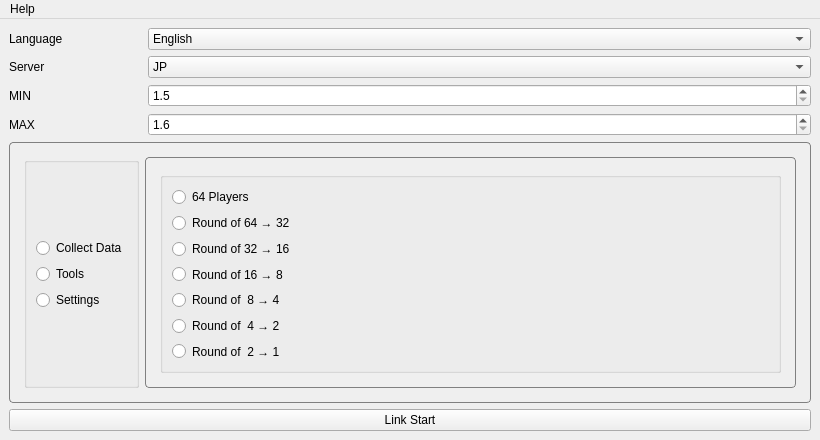
Old version of the form src/ui/design/main.ui in the repository iBakuman/nikke-data-collector.
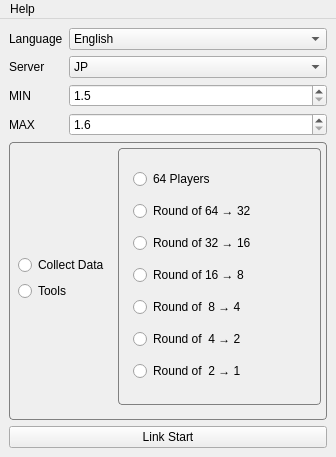
New version of the form.

```diff
--- a/src/ui/design/main.ui
+++ b/src/ui/design/main.ui
@@ -6,20 +6,20 @@
    <rect>
     <x>0</x>
     <y>0</y>
-    <width>820</width>
-    <height>440</height>
+    <width>336</width>
+    <height>457</height>
    </rect>
   </property>
   <property name="sizePolicy">
-   <sizepolicy hsizetype="Preferred" vsizetype="Preferred">
+   <sizepolicy hsizetype="Expanding" vsizetype="Expanding">
     <horstretch>0</horstretch>
     <verstretch>0</verstretch>
    </sizepolicy>
   </property>
   <property name="minimumSize">
    <size>
-    <width>330</width>
-    <height>440</height>
+    <width>0</width>
+    <height>0</height>
    </size>
   </property>
   <property name="maximumSize">
@@ -35,9 +35,21 @@
    <property name="enabled">
     <bool>true</bool>
    </property>
+   <property name="sizePolicy">
+    <sizepolicy hsizetype="Expanding" vsizetype="Expanding">
+     <horstretch>0</horstretch>
+     <verstretch>0</verstretch>
+    </sizepolicy>
+   </property>
+   <property name="minimumSize">
+    <size>
+     <width>0</width>
+     <height>0</height>
+    </size>
+   </property>
    <layout class="QVBoxLayout" name="appLayout">
     <item>
-     <layout class="QGridLayout" name="gridLayout_2" rowstretch="0,0,0,0,0,0,0" columnstretch="1,5">
+     <layout class="QGridLayout" name="gridLayout_2" rowstretch="0,0,0,0,0,0" columnstretch="1,5">
       <item row="3" column="0">
        <widget class="QLabel" name="label_3">
         <property name="text">
@@ -165,14 +177,42 @@
        <enum>QFrame::Shadow::Raised</enum>
       </property>
       <layout class="QVBoxLayout" name="verticalLayout_4">
+       <property name="leftMargin">
+        <number>0</number>
+       </property>
+       <property name="topMargin">
+        <number>0</number>
+       </property>
+       <property name="rightMargin">
+        <number>0</number>
+       </property>
        <item>
         <layout class="QHBoxLayout" name="horizontalLayout" stretch="0,1">
          <item>
           <widget class="QGroupBox" name="groupBox">
+           <property name="styleSheet">
+            <string notr="true">QGroupBox {
+    border: none;
+    margin-top: 0px;
+}
+</string>
+           </property>
            <property name="title">
             <string/>
            </property>
            <layout class="QVBoxLayout" name="verticalLayout_2">
+            <property name="leftMargin">
+             <number>0</number>
+            </property>
+            <property name="topMargin">
+             <number>0</number>
+            </property>
+            <property name="rightMargin">
+             <number>0</number>
+            </property>
+            <property name="bottomMargin">
+             <number>0</number>
+            </property>
             <item>
              <spacer name="verticalSpacer">
               <property name="orientation">
@@ -200,13 +240,6 @@
               </property>
              </widget>
             </item>
-            <item>
-             <widget class="QRadioButton" name="radioButton_3">
-              <property name="text">
-               <string>Settings</string>
-              </property>
-             </widget>
-            </item>
             <item>
              <spacer name="verticalSpacer_2">
               <property name="orientation">
@@ -224,17 +257,53 @@
           </widget>
          </item>
          <item>
-          <widget class="QStackedWidget" name="stackedWidgetPages">
+          <widget class="QStackedWidget" name="pagesWidget">
+           <property name="styleSheet">
+            <string notr="true">QGroupBox {
+    border: none;
+    margin-top: 0px;
+}
+</string>
+           </property>
            <property name="currentIndex">
             <number>0</number>
            </property>
            <widget class="QWidget" name="pageDataCollection">
+            <property name="styleSheet">
+             <string notr="true">QGroupBox {
+    border: none;
+    margin-top: 0px;
+}
+</string>
+            </property>
             <layout class="QVBoxLayout" name="verticalLayout">
+             <property name="leftMargin">
+              <number>0</number>
+             </property>
+             <property name="topMargin">
+              <number>0</number>
+             </property>
+             <property name="rightMargin">
+              <number>0</number>
+             </property>
+             <property name="bottomMargin">
+              <number>0</number>
+             </property>
              <item>
               <widget class="QGroupBox" name="groupBox_2">
+               <property name="styleSheet">
+                <string notr="true">QGroupBox {
+    border: none;
+    margin-top: 0px;
+}
+</string>
+               </property>
                <property name="title">
                 <string/>
                </property>
+               <property name="flat">
+                <bool>true</bool>
+               </property>
                <layout class="QVBoxLayout" name="verticalLayout_3">
                 <item>
                  <widget class="QRadioButton" name="crawl_players_btn">
@@ -326,7 +395,7 @@
     <rect>
      <x>0</x>
      <y>0</y>
-     <width>820</width>
+     <width>336</width>
      <height>33</height>
     </rect>
    </property>
```
Left out of the diff: 35 changed lines with no effect on the pictures.
